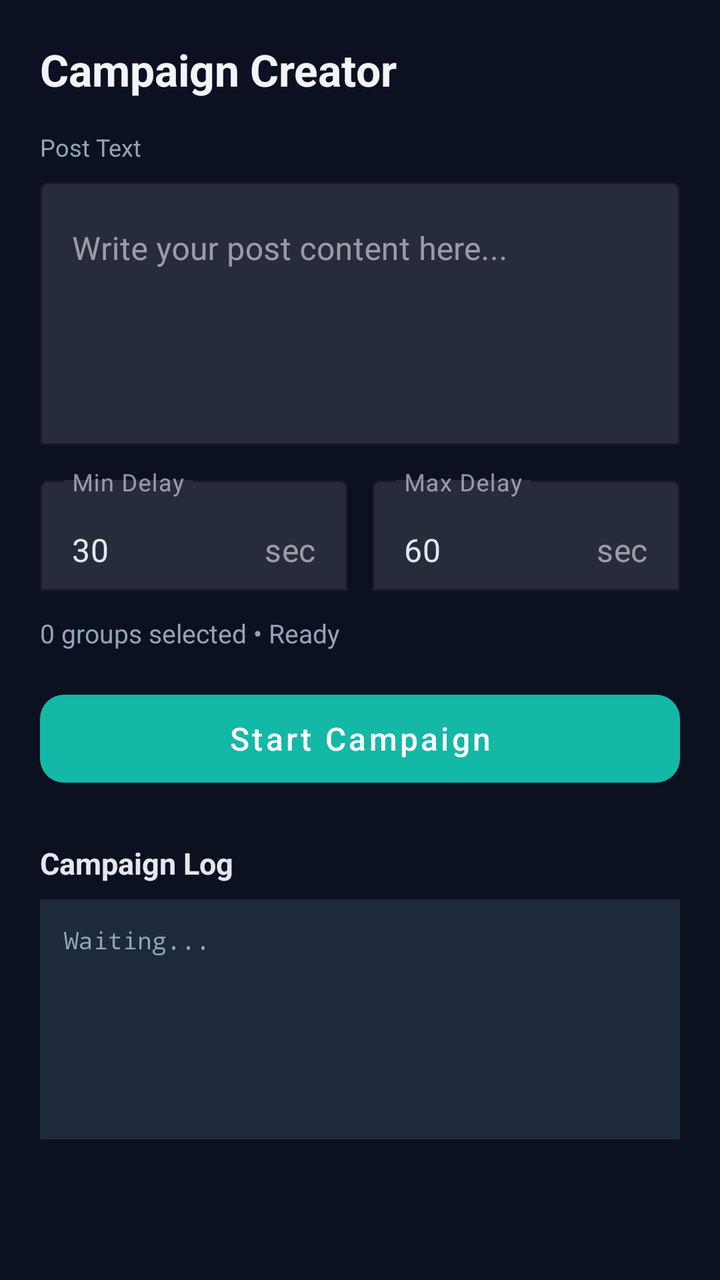
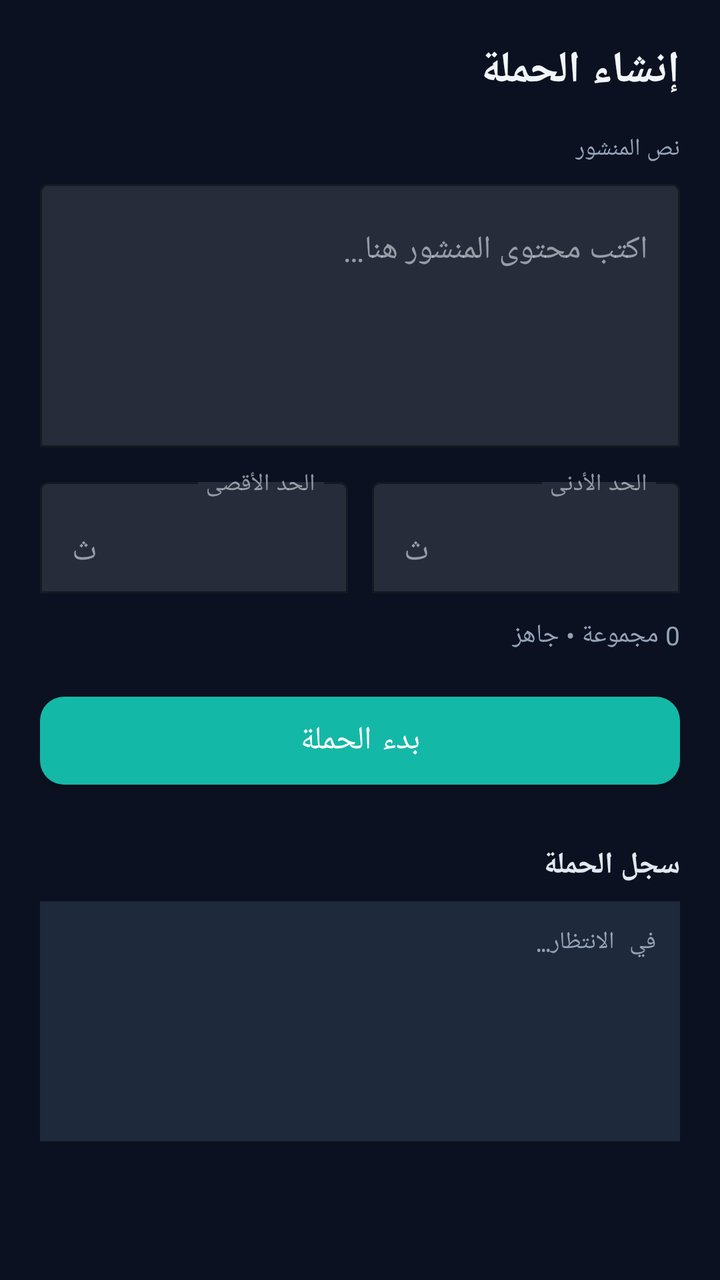

Compare the two renders of this Android layout. The source of the first and the diff that turns it into the second are given below.
<!-- AndroidManifest.xml: application theme Theme.FBPublisherX -->
<!-- res/layout/fragment_campaign.xml -->
<?xml version="1.0" encoding="utf-8"?>
<ScrollView xmlns:android="http://schemas.android.com/apk/res/android"
    xmlns:app="http://schemas.android.com/apk/res-auto"
    android:layout_width="match_parent"
    android:layout_height="match_parent"
    android:background="@color/background"
    android:fillViewport="true">

    <LinearLayout
        android:layout_width="match_parent"
        android:layout_height="wrap_content"
        android:orientation="vertical"
        android:padding="20dp">

        <TextView
            android:layout_width="match_parent"
            android:layout_height="wrap_content"
            android:text="Campaign Creator"
            android:textColor="@color/on_background"
            android:textSize="22sp"
            android:textStyle="bold"
            android:layout_marginBottom="16dp" />

        <TextView
            android:layout_width="match_parent"
            android:layout_height="wrap_content"
            android:text="Post Text"
            android:textColor="@color/text_secondary"
            android:textSize="12sp" />
        <com.google.android.material.textfield.TextInputLayout
            android:layout_width="match_parent"
            android:layout_height="wrap_content"
            android:layout_marginTop="4dp"
            android:layout_marginBottom="12dp"
            app:boxBackgroundMode="outline"
            app:boxStrokeColor="@color/primary">
            <com.google.android.material.textfield.TextInputEditText
                android:id="@+id/inputPostText"
                android:layout_width="match_parent"
                android:layout_height="wrap_content"
                android:hint="Write your post content here..."
                android:textColor="@color/on_surface"
                android:inputType="textMultiLine"
                android:minLines="5"
                android:gravity="top" />
        </com.google.android.material.textfield.TextInputLayout>

        <LinearLayout
            android:layout_width="match_parent"
            android:layout_height="wrap_content"
            android:orientation="horizontal"
            android:layout_marginBottom="12dp">
            <com.google.android.material.textfield.TextInputLayout
                android:layout_width="0dp"
                android:layout_height="wrap_content"
                android:layout_weight="1"
                android:layout_marginEnd="6dp"
                app:boxBackgroundMode="outline"
                app:boxStrokeColor="@color/primary"
                app:suffixText="sec">
                <com.google.android.material.textfield.TextInputEditText
                    android:id="@+id/inputMinDelay"
                    android:layout_width="match_parent"
                    android:layout_height="wrap_content"
                    android:hint="Min Delay"
                    android:text="30"
                    android:textColor="@color/on_surface"
                    android:inputType="number" />
            </com.google.android.material.textfield.TextInputLayout>
            <com.google.android.material.textfield.TextInputLayout
                android:layout_width="0dp"
                android:layout_height="wrap_content"
                android:layout_weight="1"
                android:layout_marginStart="6dp"
                app:boxBackgroundMode="outline"
                app:boxStrokeColor="@color/primary"
                app:suffixText="sec">
                <com.google.android.material.textfield.TextInputEditText
                    android:id="@+id/inputMaxDelay"
                    android:layout_width="match_parent"
                    android:layout_height="wrap_content"
                    android:hint="Max Delay"
                    android:text="60"
                    android:textColor="@color/on_surface"
                    android:inputType="number" />
            </com.google.android.material.textfield.TextInputLayout>
        </LinearLayout>

        <TextView
            android:id="@+id/campaignInfo"
            android:layout_width="match_parent"
            android:layout_height="wrap_content"
            android:text="0 groups selected • Ready"
            android:textColor="@color/text_secondary"
            android:textSize="13sp"
            android:layout_marginBottom="16dp" />

        <com.google.android.material.button.MaterialButton
            android:id="@+id/btnStartCampaign"
            android:layout_width="match_parent"
            android:layout_height="56dp"
            android:text="Start Campaign"
            android:textAllCaps="false"
            android:textSize="16sp"
            app:cornerRadius="12dp"
            app:backgroundTint="@color/primary" />

        <com.google.android.material.button.MaterialButton
            android:id="@+id/btnStopCampaign"
            android:layout_width="match_parent"
            android:layout_height="48dp"
            android:text="Stop Campaign"
            android:textAllCaps="false"
            android:layout_marginTop="8dp"
            android:visibility="gone"
            app:cornerRadius="12dp"
            app:backgroundTint="@color/error" />

        <TextView
            android:layout_width="match_parent"
            android:layout_height="wrap_content"
            android:text="Campaign Log"
            android:textColor="@color/on_surface"
            android:textSize="15sp"
            android:textStyle="bold"
            android:layout_marginTop="24dp"
            android:layout_marginBottom="8dp" />

        <TextView
            android:id="@+id/campaignLog"
            android:layout_width="match_parent"
            android:layout_height="wrap_content"
            android:text="Waiting..."
            android:textColor="@color/text_secondary"
            android:textSize="12sp"
            android:fontFamily="monospace"
            android:background="@color/surface"
            android:padding="12dp"
            android:minHeight="120dp" />

    </LinearLayout>
</ScrollView>
<!-- resources referenced by this layout -->
<resources>
  <color name="background">#0B1120</color>
  <color name="error">#EF4444</color>
  <color name="on_background">#F1F5F9</color>
  <color name="on_surface">#E2E8F0</color>
  <color name="primary">#14B8A6</color>
  <color name="surface">#1E293B</color>
  <color name="text_secondary">#94A3B8</color>
  <style name="Theme.FBPublisherX" parent="Theme.MaterialComponents.DayNight.NoActionBar">
          <item name="colorPrimary">@color/primary</item>
          <item name="colorPrimaryVariant">@color/primary_variant</item>
          <item name="colorOnPrimary">@color/on_primary</item>
          <item name="colorSecondary">@color/secondary</item>
          <item name="android:statusBarColor">@color/background</item>
          <item name="android:navigationBarColor">@color/surface</item>
          <item name="android:windowBackground">@color/background</item>
          <item name="android:windowLightStatusBar">false</item>
          <item name="colorSurface">@color/surface</item>
          <item name="colorOnSurface">@color/on_surface</item>
      </style>
  <color name="primary_variant">#0F766E</color>
  <color name="on_primary">#FFFFFF</color>
  <color name="secondary">#8B5CF6</color>
</resources>

<!-- the commit's change to res/layout/fragment_campaign.xml (unified diff, before → after) -->
@@ -4,7 +4,8 @@
     android:layout_width="match_parent"
     android:layout_height="match_parent"
     android:background="@color/background"
-    android:fillViewport="true">
+    android:fillViewport="true"
+    android:layoutDirection="rtl">
 
     <LinearLayout
         android:layout_width="match_parent"
@@ -15,7 +16,7 @@
         <TextView
             android:layout_width="match_parent"
             android:layout_height="wrap_content"
-            android:text="Campaign Creator"
+            android:text="@string/campaign_title"
             android:textColor="@color/on_background"
             android:textSize="22sp"
             android:textStyle="bold"
@@ -24,7 +25,7 @@
         <TextView
             android:layout_width="match_parent"
             android:layout_height="wrap_content"
-            android:text="Post Text"
+            android:text="@string/post_text_label"
             android:textColor="@color/text_secondary"
             android:textSize="12sp" />
         <com.google.android.material.textfield.TextInputLayout
@@ -38,11 +39,11 @@
                 android:id="@+id/inputPostText"
                 android:layout_width="match_parent"
                 android:layout_height="wrap_content"
-                android:hint="Write your post content here..."
+                android:hint="@string/hint_post_text"
                 android:textColor="@color/on_surface"
                 android:inputType="textMultiLine"
                 android:minLines="5"
-                android:gravity="top" />
+                android:gravity="start|top" />
         </com.google.android.material.textfield.TextInputLayout>
 
         <LinearLayout
@@ -57,15 +58,16 @@
                 android:layout_marginEnd="6dp"
                 app:boxBackgroundMode="outline"
                 app:boxStrokeColor="@color/primary"
-                app:suffixText="sec">
+                app:suffixText="ث">
                 <com.google.android.material.textfield.TextInputEditText
                     android:id="@+id/inputMinDelay"
                     android:layout_width="match_parent"
                     android:layout_height="wrap_content"
-                    android:hint="Min Delay"
+                    android:hint="@string/hint_min_delay"
                     android:text="30"
                     android:textColor="@color/on_surface"
-                    android:inputType="number" />
+                    android:inputType="number"
+                    android:gravity="start" />
             </com.google.android.material.textfield.TextInputLayout>
             <com.google.android.material.textfield.TextInputLayout
                 android:layout_width="0dp"
@@ -74,15 +76,16 @@
                 android:layout_marginStart="6dp"
                 app:boxBackgroundMode="outline"
                 app:boxStrokeColor="@color/primary"
-                app:suffixText="sec">
+                app:suffixText="ث">
                 <com.google.android.material.textfield.TextInputEditText
                     android:id="@+id/inputMaxDelay"
                     android:layout_width="match_parent"
                     android:layout_height="wrap_content"
-                    android:hint="Max Delay"
+                    android:hint="@string/hint_max_delay"
                     android:text="60"
                     android:textColor="@color/on_surface"
-                    android:inputType="number" />
+                    android:inputType="number"
+                    android:gravity="start" />
             </com.google.android.material.textfield.TextInputLayout>
         </LinearLayout>
 
@@ -90,7 +93,7 @@
             android:id="@+id/campaignInfo"
             android:layout_width="match_parent"
             android:layout_height="wrap_content"
-            android:text="0 groups selected • Ready"
+            android:text="0 مجموعة • جاهز"
             android:textColor="@color/text_secondary"
             android:textSize="13sp"
             android:layout_marginBottom="16dp" />
@@ -99,7 +102,7 @@
             android:id="@+id/btnStartCampaign"
             android:layout_width="match_parent"
             android:layout_height="56dp"
-            android:text="Start Campaign"
+            android:text="@string/btn_start"
             android:textAllCaps="false"
             android:textSize="16sp"
             app:cornerRadius="12dp"
@@ -109,7 +112,7 @@
             android:id="@+id/btnStopCampaign"
             android:layout_width="match_parent"
             android:layout_height="48dp"
-            android:text="Stop Campaign"
+            android:text="@string/btn_stop"
             android:textAllCaps="false"
             android:layout_marginTop="8dp"
             android:visibility="gone"
@@ -119,7 +122,7 @@
         <TextView
             android:layout_width="match_parent"
             android:layout_height="wrap_content"
-            android:text="Campaign Log"
+            android:text="@string/campaign_log"
             android:textColor="@color/on_surface"
             android:textSize="15sp"
             android:textStyle="bold"
@@ -130,13 +133,14 @@
             android:id="@+id/campaignLog"
             android:layout_width="match_parent"
             android:layout_height="wrap_content"
-            android:text="Waiting..."
+            android:text="@string/waiting"
             android:textColor="@color/text_secondary"
             android:textSize="12sp"
             android:fontFamily="monospace"
             android:background="@color/surface"
             android:padding="12dp"
-            android:minHeight="120dp" />
+            android:minHeight="120dp"
+            android:gravity="start" />
 
     </LinearLayout>
 </ScrollView>
<!-- resource entries referenced after the edit -->
@@ -7,6 +7,15 @@
   <color name="primary">#14B8A6</color>
   <color name="surface">#1E293B</color>
   <color name="text_secondary">#94A3B8</color>
+  <string name="btn_start">بدء الحملة</string>
+  <string name="btn_stop">إيقاف الحملة</string>
+  <string name="campaign_log">سجل الحملة</string>
+  <string name="campaign_title">إنشاء الحملة</string>
+  <string name="hint_max_delay">الحد الأقصى</string>
+  <string name="hint_min_delay">الحد الأدنى</string>
+  <string name="hint_post_text">اكتب محتوى المنشور هنا…</string>
+  <string name="post_text_label">نص المنشور</string>
+  <string name="waiting">في الانتظار…</string>
   <style name="Theme.FBPublisherX" parent="Theme.MaterialComponents.DayNight.NoActionBar">
           <item name="colorPrimary">@color/primary</item>
           <item name="colorPrimaryVariant">@color/primary_variant</item>
